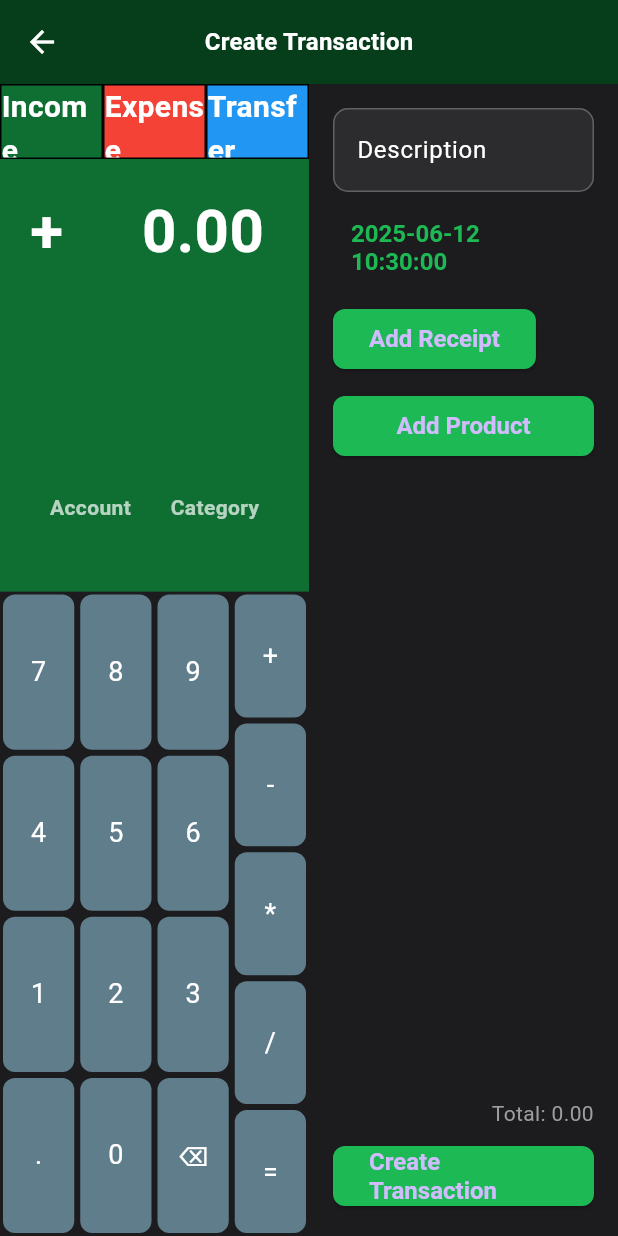
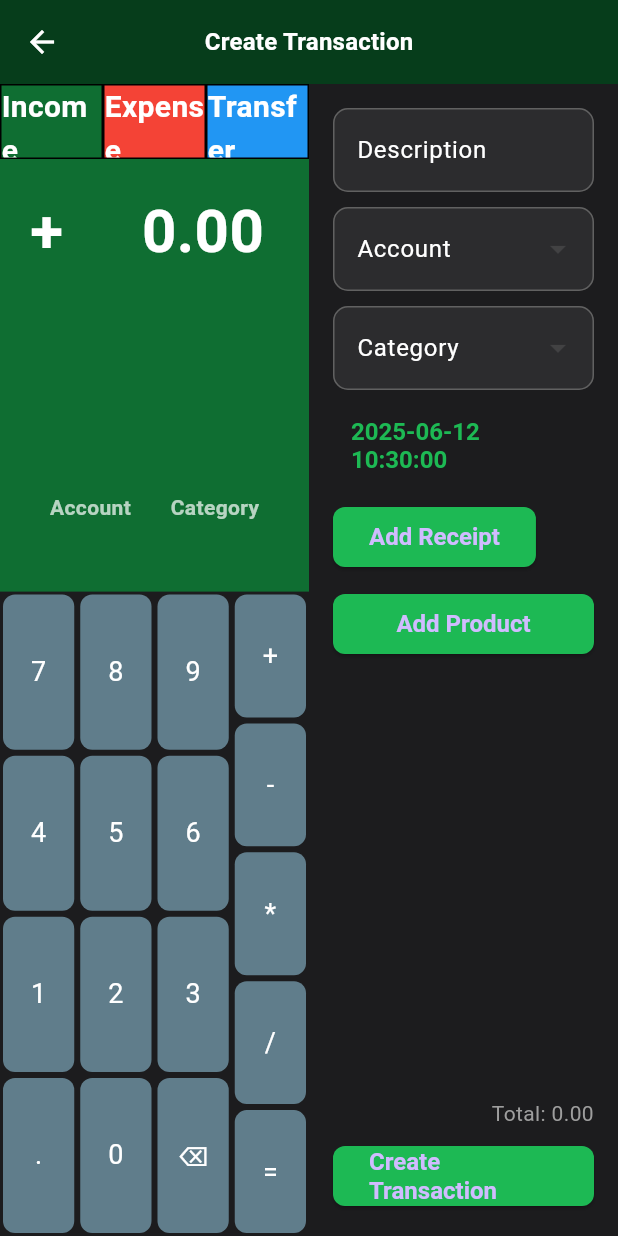
Before and after one commit to shovonploan/wallet, a Flutter app: the CreateTransaction screen opened directly, on a phone screen of 412 x 824 dp. Run offline on Flutter 3.47's test engine with Material 3 defaults, Android fonts, the phone set to English and light mode, and no system bars; our stand-ins replace equatable, file_picker, flutter_bloc, flutter_secure_storage, fluttertoast, font_awesome_flutter and 3 more; missing offline and left inert: cryptography, encrypt, flutter_keychain, mobile_scanner, window_size; accounts and stored records are empty.

Commit message:
Add account, toAccount, and kind selectors

```diff
--- a/lib/Pages/Transaction/CreateTransaction.dart
+++ b/lib/Pages/Transaction/CreateTransaction.dart
@@ -6,6 +6,7 @@ import 'package:wallet/components/filepicker.dart';
 import 'package:wallet/constants/theme.dart';
 import 'package:wallet/models/account.dart';
 import 'package:wallet/models/record.dart';
+import 'package:wallet/models/kind.dart';
 import '../Product/CreateProduct.dart';
 
 class CreateTransaction extends StatefulWidget {
@@ -26,6 +27,7 @@ class _CreateTransactionState extends State<CreateTransaction> {
   DateTime _selectedDate = DateTime.now();
   Uint8List? _receipt;
   final List<Map<String, dynamic>> _products = [];
+  Kind? _selectedKind;
 
   @override
   void initState() {
@@ -40,6 +42,12 @@ class _CreateTransactionState extends State<CreateTransaction> {
     } else {
       account = Account.defaultCtor();
       toAccount = Account.defaultCtor();
+    }
+    final kindState = context.read<KindBloc>().state;
+    if (kindState is KindLoaded && kindState.kinds.isNotEmpty) {
+      _selectedKind = kindState.kinds.first;
+    } else {
+      _selectedKind = Kind.defaultCtor();
     }
   }
 
@@ -151,7 +159,7 @@ class _CreateTransactionState extends State<CreateTransaction> {
                           else
                             accountInfo(
                                 label: 'Category',
-                                value: account.name,
+                                value: _selectedKind?.name ?? '',
                                 onTap: () {}),
                         ],
                       ),
@@ -183,6 +191,72 @@ class _CreateTransactionState extends State<CreateTransaction> {
                       controller: _descController,
                       decoration: const InputDecoration(labelText: 'Description'),
                     ),
+                    const SizedBox(height: 10),
+                    BlocBuilder<AccountBloc, AccountState>(
+                      builder: (context, aState) {
+                        final accounts = aState is AccountLoaded ? aState.allAccounts : <Account>[];
+                        return DropdownButtonFormField<String>(
+                          value: account.id,
+                          decoration: const InputDecoration(labelText: 'Account'),
+                          items: accounts
+                              .map((e) => DropdownMenuItem(value: e.id, child: Text(e.name)))
+                              .toList(),
+                          onChanged: (val) {
+                            if (val != null) {
+                              setState(() {
+                                account = accounts.firstWhere((a) => a.id == val);
+                              });
+                            }
+                          },
+                        );
+                      },
+                    ),
+                    if (selectedRecordType == 'Transfer')
+                      Padding(
+                        padding: const EdgeInsets.only(top: 10),
+                        child: BlocBuilder<AccountBloc, AccountState>(
+                          builder: (context, aState) {
+                            final accounts = aState is AccountLoaded ? aState.allAccounts : <Account>[];
+                            return DropdownButtonFormField<String>(
+                              value: toAccount.id,
+                              decoration: const InputDecoration(labelText: 'To Account'),
+                              items: accounts
+                                  .map((e) => DropdownMenuItem(value: e.id, child: Text(e.name)))
+                                  .toList(),
+                              onChanged: (val) {
+                                if (val != null) {
+                                  setState(() {
+                                    toAccount = accounts.firstWhere((a) => a.id == val);
+                                  });
+                                }
+                              },
+                            );
+                          },
+                        ),
+                      )
+                    else
+                      Padding(
+                        padding: const EdgeInsets.only(top: 10),
+                        child: BlocBuilder<KindBloc, KindState>(
+                          builder: (context, kState) {
+                            final kinds = kState is KindLoaded ? kState.kinds : <Kind>[];
+                            return DropdownButtonFormField<String>(
+                              value: _selectedKind?.id,
+                              decoration: const InputDecoration(labelText: 'Category'),
+                              items: kinds
+                                  .map((e) => DropdownMenuItem(value: e.id, child: Text(e.name)))
+                                  .toList(),
+                              onChanged: (val) {
+                                if (val != null) {
+                                  setState(() {
+                                    _selectedKind = kinds.firstWhere((k) => k.id == val);
+                                  });
+                                }
+                              },
+                            );
+                          },
+                        ),
+                      ),
                     const SizedBox(height: 10),
                     TextButton(
                       onPressed: () async {
@@ -355,9 +429,9 @@ class _CreateTransactionState extends State<CreateTransaction> {
       }
       RecordType type;
       if (selectedRecordType == 'Income') {
-        type = Income(account.id, '');
+        type = Income(account.id, _selectedKind?.id ?? '');
       } else if (selectedRecordType == 'Expense') {
-        type = Expense(account.id, '');
+        type = Expense(account.id, _selectedKind?.id ?? '');
       } else {
         type = Transfer(account.id, toAccount.id);
       }
```
